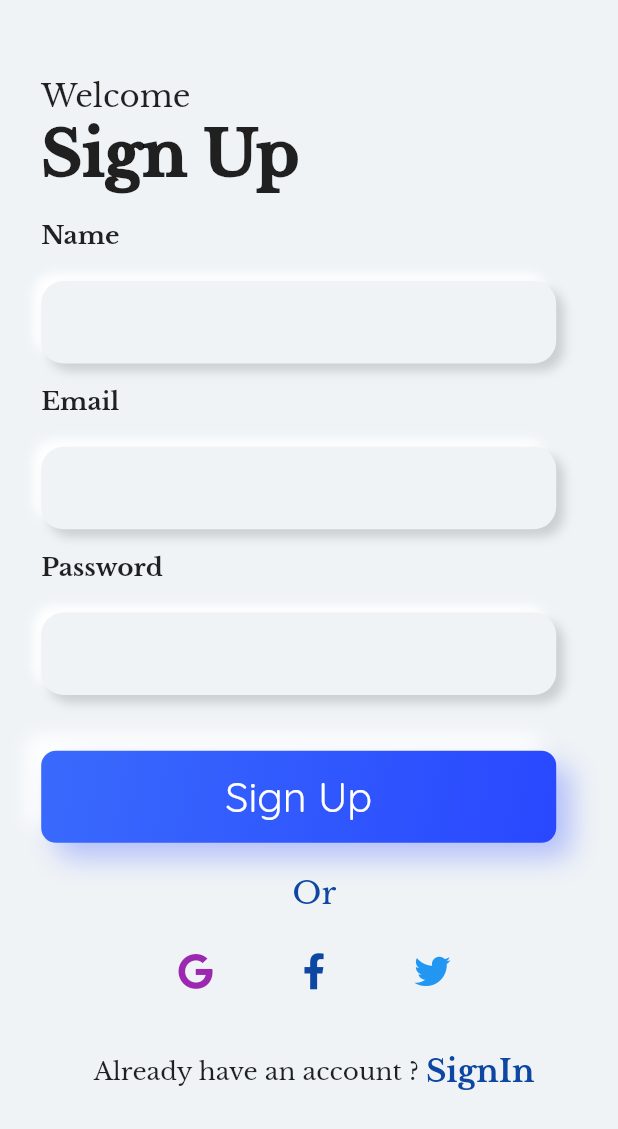
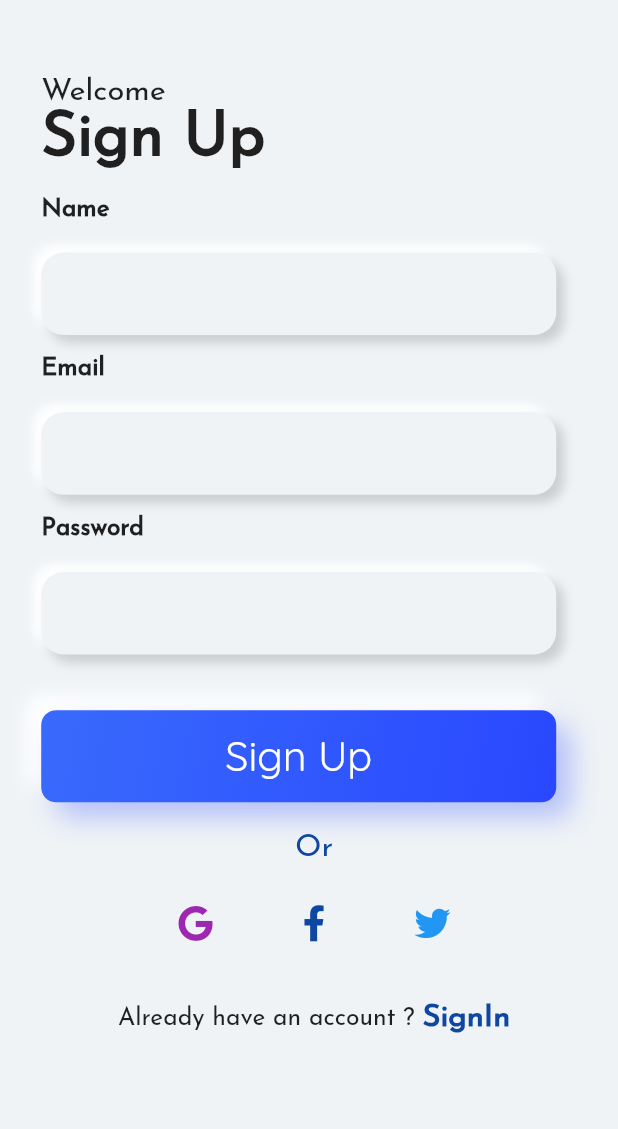
Before and after one commit to GouravSaini125/tradio, a Flutter app: the screen it shows after launch, on a phone screen of 412 x 824 dp. Shown: the top 1129 px of the screen. Run offline on Flutter 3.47's test engine with Material 2 defaults, Android fonts, the phone set to English and light mode, and no system bars; our stand-ins replace device_preview, eva_icons_flutter, flutter_spinkit, google_maps_flutter, google_nav_bar.

Commit message:
Change default font style

```diff
--- a/lib/main.dart
+++ b/lib/main.dart
@@ -6,7 +6,7 @@ import 'package:proto/screens/signup.dart';
 
 void main() => runApp(
       DevicePreview(
-        enabled: true,
+        enabled: false,
         builder: (context) => MyApp(),
       ),
     );
@@ -21,7 +21,7 @@ class MyApp extends StatelessWidget {
       debugShowCheckedModeBanner: false,
       title: 'Tradio',
       themeMode: ThemeMode.light,
-      theme: ThemeData(fontFamily: 'LibreBaskerVille'),
+      theme: ThemeData(fontFamily: 'Josefin'),
       home: MyHomePage(),
     );
   }
@@ -33,8 +33,6 @@ class MyHomePage extends StatelessWidget {
   Widget build(BuildContext context) {
     final double height = MediaQuery.of(context).size.height;
     final double width = MediaQuery.of(context).size.width;
-    return SafeArea(
-        child: SignUpScreen(height: height, width: width)
-    );
+    return SafeArea(child: SignUpScreen(height: height, width: width));
   }
 }
```
